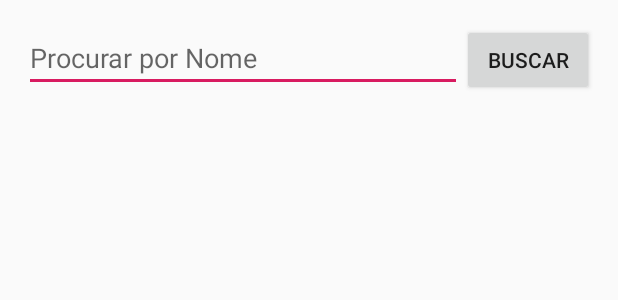
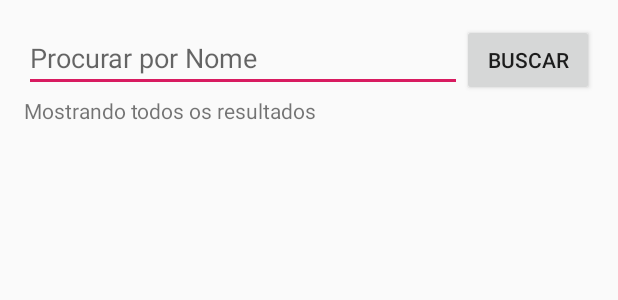
Before and after one commit to rmzanco/java_J.Money2.0.0, an Android app: the layout fragment_search.xml on its own in the app's theme, with its tools: preview values and no code run, on a phone screen of 412 x 824 dp. Shown: the top 300 px of the screen. Run offline under Robolectric (Android 15) with nearby library versions, the phone set to English and light mode, and no system bars.

Commit message:
implementar recyclerView no fragment_busca Proximo passo: consultar dados na busca e implementar remoção do dado selecionado

```diff
--- a/app/src/main/res/layout/fragment_search.xml
+++ b/app/src/main/res/layout/fragment_search.xml
@@ -25,15 +25,23 @@
             android:text="buscar"/>
     </LinearLayout>
 
+    <TextView
+        android:id="@+id/tvStatus"
+        android:layout_width="match_parent"
+        android:layout_height="wrap_content"
+        android:text="Mostrando todos os resultados" />
+
+    <android.support.v7.widget.RecyclerView
+        android:id="@+id/rvSearch"
+        android:layout_width="match_parent"
+        android:layout_height="wrap_content"
+        android:layout_weight="1" />
+
 
     <TextView
         android:id="@+id/tvResult"
         android:layout_width="match_parent"
-        android:layout_height="match_parent"
-        android:textAlignment="center"/>
-
-
-
-
+        android:layout_height="wrap_content"
+        android:textAlignment="center" />
 
 </LinearLayout>
```
Also changed, not shown: app/src/main/java/br/unicamp/ft/h198760_r205541/FinanciamentoFragment.java (+6 -6 lines), app/src/main/java/br/unicamp/ft/h198760_r205541/SearchFragment.java (+127 -0 lines).
